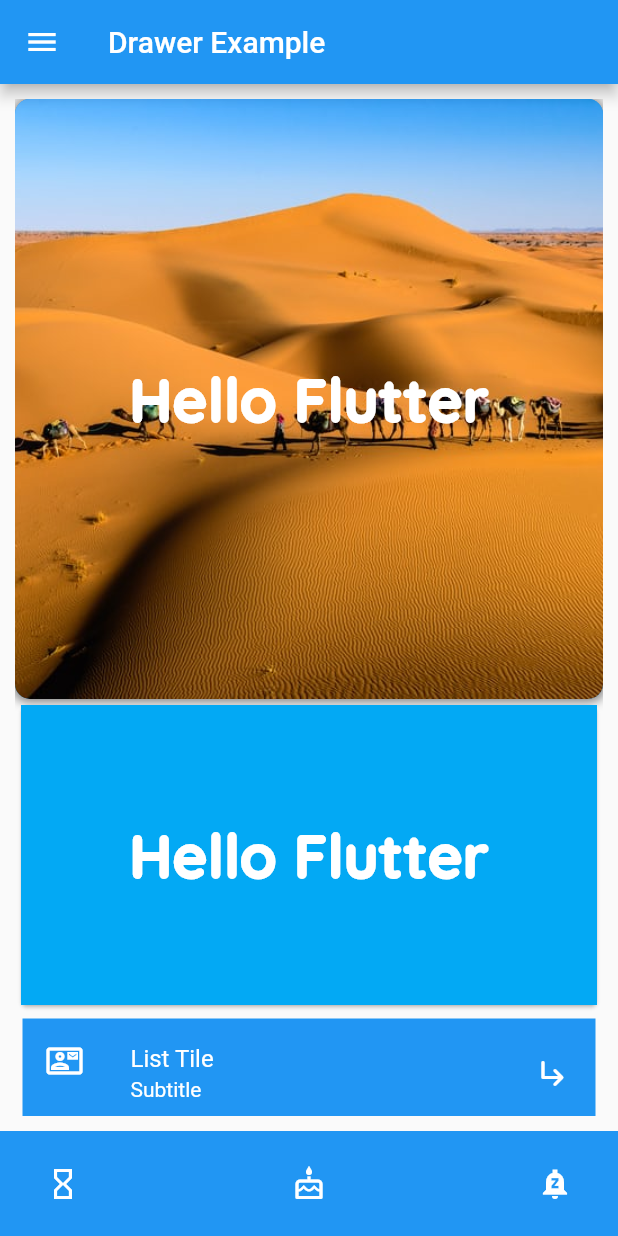
After one commit to partitect/flutter-learning, a Flutter app: the DrawerExample screen opened directly, on a phone screen of 412 x 824 dp. The commit adds this screen. Run offline on Flutter 3.47's test engine with Material 2 defaults, Android fonts, the phone set to English and light mode, and no system bars; our stand-ins replace google_fonts.

Commit message:
21 Mart 2021 Ders Notları Eklendi

```diff
--- /dev/null
+++ b/lib/drawer_example.dart
@@ -0,0 +1,394 @@
+import 'package:flutter/cupertino.dart';
+import 'package:flutter/material.dart';
+import 'package:google_fonts/google_fonts.dart';
+
+class DrawerExample extends StatefulWidget {
+  @override
+  _DrawerExampleState createState() => _DrawerExampleState();
+}
+
+class _DrawerExampleState extends State<DrawerExample> {
+  @override
+  Widget build(BuildContext context) {
+    return Scaffold(
+      appBar: AppBar(
+        title: Text('Drawer Example'),
+      ),
+      drawer: Drawer(
+        child: Center(
+          child: Container(
+            child: ListView(
+              padding: EdgeInsets.zero,
+              shrinkWrap: true,
+              children: [
+                DrawerHeader(
+                  padding: EdgeInsets.all(0),
+                  decoration: BoxDecoration(
+                      image: DecorationImage(
+                        image: AssetImage("assets/img/5.jpeg"),
+                        fit: BoxFit.cover,
+                      ),
+                      color: Colors.blue),
+                  child: Container(
+                    child: Center(
+                      child: Text(
+                        'Flutter Drawer',
+                        style: GoogleFonts.quicksand(
+                          textStyle: TextStyle(
+                            color: Colors.white,
+                            fontSize: 30,
+                            fontWeight: FontWeight.w900,
+                          ),
+                        ),
+                      ),
+                    ),
+                  ),
+                ),
+                Container(
+                  margin: EdgeInsets.symmetric(horizontal: 5, vertical: 5),
+                  decoration: BoxDecoration(
+                    image: DecorationImage(
+                      image: AssetImage("assets/img/3.jpeg"),
+                      fit: BoxFit.cover,
+                    ),
+                    color: Colors.blue,
+                    borderRadius: BorderRadius.all(
+                      Radius.circular(10),
+                    ),
+                    boxShadow: [
+                      BoxShadow(
+                        color: Colors.black.withOpacity(.5),
+                        blurRadius: 5,
+                        offset: Offset(0, 1),
+                        spreadRadius: 1,
+                      )
+                    ],
+                  ),
+                  width: 300,
+                  height: 100,
+                  child: Center(
+                    child: Container(
+                      child: Text(
+                        'Flutter',
+                        style: GoogleFonts.quicksand(
+                          textStyle: TextStyle(
+                            color: Colors.white,
+                            fontSize: 40,
+                            fontWeight: FontWeight.w900,
+                          ),
+                        ),
+                      ),
+                    ),
+                  ),
+                ),
+                Container(
+                  margin: EdgeInsets.symmetric(vertical: 5, horizontal: 5),
+                  color: Colors.blue,
+                  child: ListTile(
+                    leading: Icon(
+                      Icons.contact_mail_outlined,
+                      color: Colors.white,
+                    ),
+                    title: Text(
+                      "List Tile",
+                      style: TextStyle(color: Colors.white),
+                    ),
+                    trailing: Icon(
+                      Icons.subdirectory_arrow_right_rounded,
+                      color: Colors.white,
+                    ),
+                    subtitle: Text(
+                      "Subtitle",
+                      style: TextStyle(color: Colors.white),
+                    ),
+                  ),
+                ),
+                Container(
+                  margin: EdgeInsets.symmetric(vertical: 5, horizontal: 5),
+                  color: Colors.blue,
+                  child: ListTile(
+                    leading: Icon(
+                      Icons.contact_mail_outlined,
+                      color: Colors.white,
+                    ),
+                    title: Text(
+                      "List Tile",
+                      style: TextStyle(color: Colors.white),
+                    ),
+                    trailing: Icon(
+                      Icons.subdirectory_arrow_right_rounded,
+                      color: Colors.white,
+                    ),
+                    subtitle: Text(
+                      "Subtitle",
+                      style: TextStyle(color: Colors.white),
+                    ),
+                  ),
+                ),
+                Container(
+                  margin: EdgeInsets.symmetric(vertical: 5, horizontal: 5),
+                  color: Colors.blue,
+                  child: ListTile(
+                    leading: Icon(
+                      Icons.contact_mail_outlined,
+                      color: Colors.white,
+                    ),
+                    title: Text(
+                      "List Tile",
+                      style: TextStyle(color: Colors.white),
+                    ),
+                    trailing: Icon(
+                      Icons.subdirectory_arrow_right_rounded,
+                      color: Colors.white,
+                    ),
+                    subtitle: Text(
+                      "Subtitle",
+                      style: TextStyle(color: Colors.white),
+                    ),
+                  ),
+                ),
+                Container(
+                  margin: EdgeInsets.symmetric(vertical: 5, horizontal: 5),
+                  color: Colors.blue,
+                  child: ListTile(
+                    leading: Icon(
+                      Icons.contact_mail_outlined,
+                      color: Colors.white,
+                    ),
+                    title: Text(
+                      "List Tile",
+                      style: TextStyle(color: Colors.white),
+                    ),
+                    trailing: Icon(
+                      Icons.subdirectory_arrow_right_rounded,
+                      color: Colors.white,
+                    ),
+                    subtitle: Text(
+                      "Subtitle",
+                      style: TextStyle(color: Colors.white),
+                    ),
+                  ),
+                ),
+                Container(
+                  margin: EdgeInsets.symmetric(vertical: 5, horizontal: 5),
+                  color: Colors.blue,
+                  child: ListTile(
+                    leading: Icon(
+                      Icons.contact_mail_outlined,
+                      color: Colors.white,
+                    ),
+                    title: Text(
+                      "List Tile",
+                      style: TextStyle(color: Colors.white),
+                    ),
+                    trailing: Icon(
+                      Icons.subdirectory_arrow_right_rounded,
+                      color: Colors.white,
+                    ),
+                    subtitle: Text(
+                      "Subtitle",
+                      style: TextStyle(color: Colors.white),
+                    ),
+                  ),
+                ),
+                Container(
+                  margin: EdgeInsets.symmetric(vertical: 5, horizontal: 5),
+                  color: Colors.blue,
+                  child: ListTile(
+                    leading: Icon(
+                      Icons.contact_mail_outlined,
+                      color: Colors.white,
+                    ),
+                    title: Text(
+                      "List Tile",
+                      style: TextStyle(color: Colors.white),
+                    ),
+                    trailing: Icon(
+                      Icons.subdirectory_arrow_right_rounded,
+                      color: Colors.white,
+                    ),
+                    subtitle: Text(
+                      "Subtitle",
+                      style: TextStyle(color: Colors.white),
+                    ),
+                  ),
+                ),
+                Container(
+                  margin: EdgeInsets.symmetric(vertical: 5, horizontal: 5),
+                  color: Colors.blue,
+                  child: ListTile(
+                    leading: Icon(
+                      Icons.contact_mail_outlined,
+                      color: Colors.white,
+                    ),
+                    title: Text(
+                      "List Tile",
+                      style: TextStyle(color: Colors.white),
+                    ),
+                    trailing: Icon(
+                      Icons.subdirectory_arrow_right_rounded,
+                      color: Colors.white,
+                    ),
+                    subtitle: Text(
+                      "Subtitle",
+                      style: TextStyle(color: Colors.white),
+                    ),
+                  ),
+                ),
+                Container(
+                  margin: EdgeInsets.symmetric(vertical: 5, horizontal: 5),
+                  color: Colors.blue,
+                  child: ListTile(
+                    leading: Icon(
+                      Icons.contact_mail_outlined,
+                      color: Colors.white,
+                    ),
+                    title: Text(
+                      "List Tile",
+                      style: TextStyle(color: Colors.white),
+                    ),
+                    trailing: Icon(
+                      Icons.subdirectory_arrow_right_rounded,
+                      color: Colors.white,
+                    ),
+                    subtitle: Text(
+                      "Subtitle",
+                      style: TextStyle(color: Colors.white),
+                    ),
+                  ),
+                ),
+                Container(
+                  margin: EdgeInsets.symmetric(vertical: 5, horizontal: 5),
+                  color: Colors.blue,
+                  child: ListTile(
+                    leading: Icon(
+                      Icons.contact_mail_outlined,
+                      color: Colors.white,
+                    ),
+                    title: Text(
+                      "List Tile",
+                      style: TextStyle(color: Colors.white),
+                    ),
+                    trailing: Icon(
+                      Icons.subdirectory_arrow_right_rounded,
+                      color: Colors.white,
+                    ),
+                    subtitle: Text(
+                      "Subtitle",
+                      style: TextStyle(color: Colors.white),
+                    ),
+                  ),
+                ),
+              ],
+            ),
+          ),
+        ),
+      ),
+      body: Container(
+        margin: EdgeInsets.all(10),
+        width: MediaQuery.of(context).size.width,
+        child: ListView(
+          shrinkWrap: true,
+          //physics: BouncingScrollPhysics(),
+          children: [
+            Column(
+              children: [
+                Container(
+                    decoration: BoxDecoration(
+                        image: DecorationImage(
+                          image: AssetImage("assets/img/1.jpeg"),
+                          fit: BoxFit.cover,
+                        ),
+                        color: Colors.blue,
+                        borderRadius: BorderRadius.all(Radius.circular(10)),
+                        boxShadow: [
+                          BoxShadow(
+                              color: Colors.black.withOpacity(.5),
+                              blurRadius: 5,
+                              offset: Offset(0, 1),
+                              spreadRadius: 1)
+                        ]),
+                    //width: 300,
+                    height: 400,
+                    child: Center(
+                        child: Container(
+                      child: Text(
+                        'Hello Flutter',
+                        style: GoogleFonts.quicksand(
+                          textStyle: TextStyle(
+                              color: Colors.white,
+                              fontSize: 40,
+                              fontWeight: FontWeight.w900),
+                        ),
+                      ),
+                    ))),
+                Card(
+                  child: Container(
+                    color: Colors.lightBlue,
+                    height: 200,
+                    width: MediaQuery.of(context).size.width,
+                    child: Center(
+                      child: Text(
+                        'Hello Flutter',
+                        style: GoogleFonts.quicksand(
+                          textStyle: TextStyle(
+                              color: Colors.white,
+                              fontSize: 40,
+                              fontWeight: FontWeight.w900),
+                        ),
+                      ),
+                    ),
+                  ),
+                ),
+                Container(
+                  margin: EdgeInsets.all(5),
+                  color: Colors.blue,
+                  child: ListTile(
+                    leading: Icon(
+                      Icons.contact_mail_outlined,
+                      color: Colors.white,
+                    ),
+                    title: Text(
+                      "List Tile",
+                      style: TextStyle(color: Colors.white),
+                    ),
+                    trailing: Icon(
+                      Icons.subdirectory_arrow_right_rounded,
+                      color: Colors.white,
+                    ),
+                    subtitle: Text(
+                      "Subtitle",
+                      style: TextStyle(color: Colors.white),
+                    ),
+                  ),
+                )
+              ],
+            ),
+          ],
+        ),
+      ),
+      bottomNavigationBar: Container(
+        height: 70,
+        color: Colors.blue,
+        padding: EdgeInsets.symmetric(horizontal: 30, vertical: 10),
+        child: Row(
+          mainAxisAlignment: MainAxisAlignment.spaceBetween,
+          children: [
+            Icon(
+              Icons.hourglass_empty_outlined,
+              color: Colors.white,
+            ),
+            Icon(
+              Icons.cake_outlined,
+              color: Colors.white,
+            ),
+            Icon(
+              Icons.notifications_paused_sharp,
+              color: Colors.white,
+            )
+          ],
+        ),
+      ),
+    );
+  }
+}
--- /dev/null
+++ b/lib/example_screen_navigate.dart
@@ -0,0 +1,29 @@
+import 'package:flutter/material.dart';
+
+class FirstRoute extends StatelessWidget {
+  final Todo todo;
+
+  const FirstRoute({Key key, this.todo}) : super(key: key);
+  @override
+  Widget build(BuildContext context) {
+    print(todo.name);
+    return Scaffold(
+      appBar: AppBar(
+        title: Text('Example Navigation Screen'),
+      ),
+      body: Center(
+        child: ElevatedButton(
+          child: Text('Go Back'),
+          onPressed: () {
+            Navigator.pop(context);
+          },
+        ),
+      ),
+    );
+  }
+}
+
+class Todo {
+  String name;
+  Todo({this.name});
+}
--- a/lib/example_ui.dart
+++ b/lib/example_ui.dart
@@ -1,5 +1,6 @@
 import 'package:flutter/material.dart';
 import 'package:flutter_application_1/list.dart';
+import 'package:flutter_application_1/example_screen_navigate.dart';
 
 class ExampleUi extends StatefulWidget {
   @override
--- a/lib/list.dart
+++ b/lib/list.dart
@@ -1,5 +1,5 @@
 import 'package:flutter/material.dart';
-import 'dart:convert';
+import 'example_screen_navigate.dart';
 
 class ListWidget extends StatefulWidget {
   @override
@@ -25,10 +25,14 @@ class _ListWidgetState extends State<ListWidget> {
         padding: const EdgeInsets.all(0),
         itemCount: entries.length,
         itemBuilder: (BuildContext context, int index) {
-          print(index);
           return InkWell(
             onTap: () {
-              print("Pressed $index Tıklandı ${entries[index]}");
+              Navigator.push(
+                context,
+                MaterialPageRoute(
+                    builder: (context) =>
+                        FirstRoute(todo: Todo(name: entries[index]))),
+              );
             },
             child: Container(
               margin: EdgeInsets.only(bottom: 5),
@@ -89,3 +93,9 @@ class _ListWidgetState extends State<ListWidget> {
         });
   }
 }
+
+class Students {
+  String name;
+  String surname;
+  Students({this.name, this.surname});
+}
--- a/lib/main.dart
+++ b/lib/main.dart
@@ -1,5 +1,6 @@
 import 'package:flutter/material.dart';
-import 'package:flutter_application_1/example_ui.dart';
+import 'package:flutter_application_1/stack_example.dart';
+import 'drawer_example.dart';
 
 void main() {
   runApp(MyApp());
@@ -10,7 +11,12 @@ class MyApp extends StatelessWidget {
   Widget build(BuildContext context) {
     return MaterialApp(
       debugShowCheckedModeBanner: false,
-      home: ExampleUi(),
+      home: StackPageViee(),
     );
   }
 }
+
+
+//1 => Bottom App Bar 5 Icon olsun. Iconların her biri bir containeri aktif etsin ve containerler bir image a sahip olsun
+//2=> Drawer olsun drawer header kısmına kendi containerinizi yerleştirin
+//3=> Stack olsun 3 Resmi alt alta gösterelim, resimler üst üste binecek ve üzerilerinden taşacak
--- /dev/null
+++ b/lib/manuel_listtile.dart
@@ -0,0 +1,72 @@
+import 'package:flutter/material.dart';
+
+class ManualList extends StatefulWidget {
+  @override
+  _ManualListState createState() => _ManualListState();
+}
+
+class _ManualListState extends State<ManualList> {
+  @override
+  Widget build(BuildContext context) {
+    return Scaffold(
+      body: Center(
+          child: Container(
+        width: MediaQuery.of(context).size.width,
+        height: 100,
+        child: Container(
+          height: 100,
+          color: Colors.blueGrey,
+          //child: Text('Entry ${entries[index]}'),
+          child: Row(
+            mainAxisAlignment: MainAxisAlignment.start,
+            children: [
+              Container(
+                  padding: EdgeInsets.all(10),
+                  child: CircleAvatar(
+                      radius: 30,
+                      backgroundImage: AssetImage('assets/avatar/1.jpeg'))),
+              Container(
+                padding: EdgeInsets.all(10),
+                child: Column(
+                  mainAxisAlignment: MainAxisAlignment.spaceEvenly,
+                  crossAxisAlignment: CrossAxisAlignment.start,
+                  children: [
+                    Text(
+                      'Telat',
+                      style: TextStyle(color: Colors.white),
+                    ),
+                    Text(
+                      'Sublitle',
+                      style: TextStyle(color: Colors.white),
+                    ),
+                  ],
+                ),
+              ),
+              Expanded(
+                flex: 1,
+                child: Column(
+                  mainAxisAlignment: MainAxisAlignment.center,
+                  crossAxisAlignment: CrossAxisAlignment.end,
+                  children: [
+                    Container(
+                        padding: EdgeInsets.all(10),
+                        child: Text(
+                          "3 Min Ago",
+                          style: TextStyle(color: Colors.white),
+                        )),
+                    Container(
+                        padding: EdgeInsets.all(10),
+                        child: Text(
+                          "2 Incoming",
+                          style: TextStyle(color: Colors.white),
+                        )),
+                  ],
+                ),
+              ),
+            ],
+          ),
+        ),
+      )),
+    );
+  }
+}
--- /dev/null
+++ b/lib/stack_example.dart
@@ -0,0 +1,59 @@
+import 'package:flutter/material.dart';
+import 'package:google_fonts/google_fonts.dart';
+
+class StackPageViee extends StatefulWidget {
+  @override
+  _StackPageVieeState createState() => _StackPageVieeState();
+}
+
+class _StackPageVieeState extends State<StackPageViee> {
+  @override
+  Widget build(BuildContext context) {
+    return Scaffold(
+      body: Center(
+        child: Stack(
+          alignment: Alignment.center,
+          children: [
+            Container(
+              decoration: BoxDecoration(
+                color: Colors.brown,
+                image: DecorationImage(
+                  image: AssetImage("assets/img/5.jpeg"),
+                  fit: BoxFit.cover,
+                  colorFilter: ColorFilter.mode(
+                    Colors.red.withOpacity(.5),
+                    BlendMode.colorBurn,
+                  ),
+                ),
+              ),
+              width: MediaQuery.of(context).size.width,
+              height: MediaQuery.of(context).size.height,
+              child: Center(child: Text("TeKa")),
+            ),
+            Container(
+              decoration: BoxDecoration(
+                color: Colors.red,
+                borderRadius: BorderRadius.all(
+                  Radius.circular(10),
+                ),
+              ),
+              width: 300,
+              height: 100,
+              child: Center(
+                child: Text(
+                  'Hello Flutter',
+                  style: GoogleFonts.quicksand(
+                    textStyle: TextStyle(
+                        color: Colors.white,
+                        fontSize: 40,
+                        fontWeight: FontWeight.w900),
+                  ),
+                ),
+              ),
+            )
+          ],
+        ),
+      ),
+    );
+  }
+}
--- a/pubspec.yaml
+++ b/pubspec.yaml
@@ -23,7 +23,7 @@ environment:
 dependencies:
   flutter:
     sdk: flutter
-
+  google_fonts:
   # The following adds the Cupertino Icons font to your application.
   # Use with the CupertinoIcons class for iOS style icons.
   cupertino_icons: ^1.0.0
```
Also changed, not shown: assets/img/1.jpeg (added), assets/img/2.jpeg (added), assets/img/3.jpeg (added), assets/img/4.jpeg (added), assets/img/5.jpeg (added), pubspec.lock, 6 other files.
